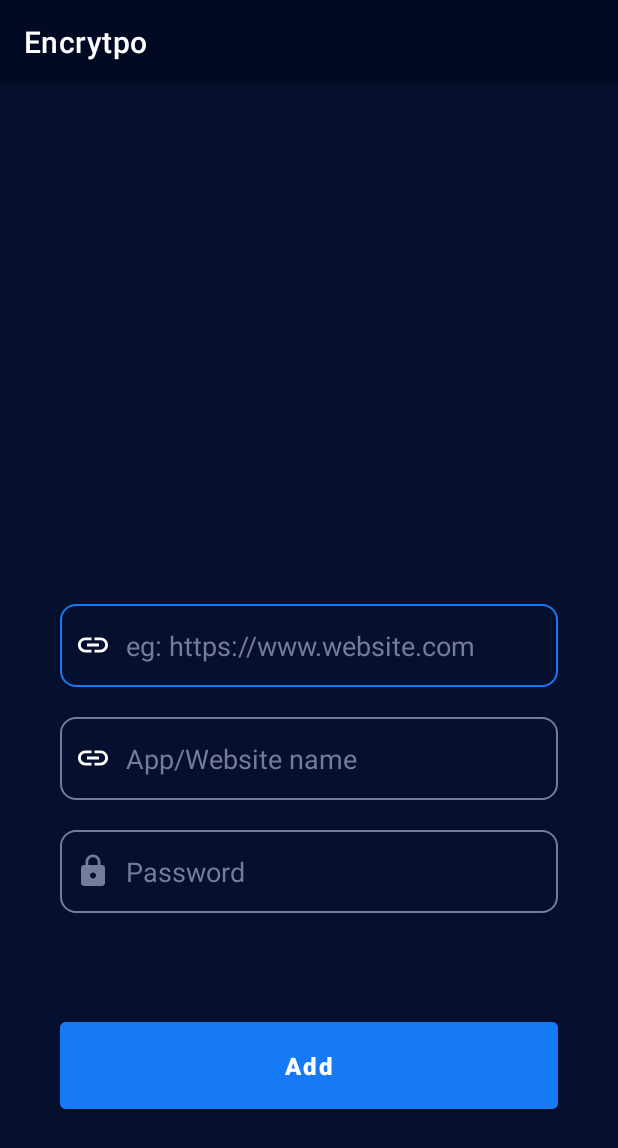
After one commit to Ankursehrawat15/Encrypto-Application, an Android app: the AddPassword screen opened directly, with no data from a screen before it, on a phone screen of 412 x 824 dp. The commit adds this screen. Shown: the top 1148 px of the screen. Run offline under Robolectric (Android 15) with nearby library versions, the phone set to English and light mode, and no system bars; our stand-ins replace Firebase (no records; nobody signed in at launch, a user with empty details on screens opened directly).

```diff
--- a/app/build.gradle
+++ b/app/build.gradle
@@ -51,10 +51,13 @@ dependencies {
     testImplementation 'junit:junit:4.+'
     androidTestImplementation 'androidx.test.ext:junit:1.1.3'
     androidTestImplementation 'androidx.test.espresso:espresso-core:3.4.0'
-    // fireBase
+    // fireBase auth and realtime dataBase
     implementation platform('com.google.firebase:firebase-bom:28.4.1')
     implementation 'com.google.firebase:firebase-auth'
+    implementation 'com.google.firebase:firebase-database'
 
     // lottie animation
     implementation 'com.airbnb.android:lottie:4.1.0'
+    // biometric authentication
+    implementation 'androidx.biometric:biometric:1.1.0'
 }
--- a/app/src/main/AndroidManifest.xml
+++ b/app/src/main/AndroidManifest.xml
@@ -9,7 +9,10 @@
         android:roundIcon="@mipmap/ic_launcher_round"
         android:supportsRtl="true"
         android:theme="@style/Theme.Encrytpo">
-        <activity android:name=".GeneratePasswordActivity"></activity>
+        <activity android:name=".GetPassword"></activity>
+        <activity android:name=".AddPassword" />
+        <activity android:name=".FingerPrintAuthentication" />
+        <activity android:name=".GeneratePasswordActivity" />
         <activity
             android:name=".SignInActivity"
             android:theme="@style/SplashTheme" />
--- /dev/null
+++ b/app/src/main/java/com/example/android/encrytpo/AddPassword.kt
@@ -0,0 +1,40 @@
+package com.example.android.encrytpo
+
+import androidx.appcompat.app.AppCompatActivity
+import android.os.Bundle
+import android.text.TextUtils
+import android.widget.Button
+import android.widget.EditText
+import android.widget.Toast
+import androidx.biometric.FingerprintDialogFragment
+import com.google.firebase.auth.FirebaseAuth
+import com.google.firebase.database.FirebaseDatabase
+
+class AddPassword : AppCompatActivity() {
+    override fun onCreate(savedInstanceState: Bundle?) {
+        super.onCreate(savedInstanceState)
+        setContentView(R.layout.activity_add_password)
+
+        val name : EditText = findViewById(R.id.app_website_NameET)
+        val set_pass : EditText = findViewById(R.id.SetPasswordET)
+        val add : Button = findViewById(R.id.add_to_Database)
+        val database = FirebaseDatabase.getInstance()
+        val auth = FirebaseAuth.getInstance()
+        add.setOnClickListener {
+
+            if(TextUtils.isEmpty(name.toString()) || TextUtils.isEmpty(set_pass.toString())){
+                Toast.makeText(this, "Fields Cannot be Empty",Toast.LENGTH_LONG).show()
+                return@setOnClickListener
+            }
+
+            database.reference.child(auth.currentUser?.uid!!).child(name.text.toString()).setValue(set_pass.text.toString())
+                .addOnCompleteListener {
+                    if(it.isSuccessful){
+                      Toast.makeText(this, "Data saved successfully",Toast.LENGTH_LONG).show()
+                    }else{
+                        Toast.makeText(this, ""+it.exception?.message,Toast.LENGTH_LONG).show()
+                    }
+                }
+        }
+    }
+}
--- a/app/src/main/java/com/example/android/encrytpo/GeneratePasswordActivity.java
+++ b/app/src/main/java/com/example/android/encrytpo/GeneratePasswordActivity.java
@@ -32,7 +32,6 @@ public class GeneratePasswordActivity extends AppCompatActivity {
     protected void onCreate(Bundle savedInstanceState) {
         super.onCreate(savedInstanceState);
         setContentView(R.layout.activity_generate_password2);
-
         password_genrated = findViewById(R.id.genrated_password);
         length = findViewById(R.id.length_Seekbar);
         length_show = findViewById(R.id.length_heading);
--- /dev/null
+++ b/app/src/main/java/com/example/android/encrytpo/ListPasswords.kt
@@ -0,0 +1,4 @@
+package com.example.android.encrytpo
+
+data class ListPasswords(val appName : String , val password : String) {
+}
--- /dev/null
+++ b/app/src/main/res/drawable/link.xml
@@ -0,0 +1,5 @@
+<vector android:height="24dp" android:tint="#FFFFFF"
+    android:viewportHeight="24" android:viewportWidth="24"
+    android:width="24dp" xmlns:android="http://schemas.android.com/apk/res/android">
+    <path android:fillColor="@android:color/white" android:pathData="M3.9,12c0,-1.71 1.39,-3.1 3.1,-3.1h4L11,7L7,7c-2.76,0 -5,2.24 -5,5s2.24,5 5,5h4v-1.9L7,15.1c-1.71,0 -3.1,-1.39 -3.1,-3.1zM8,13h8v-2L8,11v2zM17,7h-4v1.9h4c1.71,0 3.1,1.39 3.1,3.1s-1.39,3.1 -3.1,3.1h-4L13,17h4c2.76,0 5,-2.24 5,-5s-2.24,-5 -5,-5z"/>
+</vector>
--- /dev/null
+++ b/app/src/main/res/layout/activity_add_password.xml
@@ -0,0 +1,92 @@
+<?xml version="1.0" encoding="utf-8"?>
+<androidx.constraintlayout.widget.ConstraintLayout xmlns:android="http://schemas.android.com/apk/res/android"
+    xmlns:app="http://schemas.android.com/apk/res-auto"
+    xmlns:tools="http://schemas.android.com/tools"
+    android:layout_width="match_parent"
+    android:layout_height="match_parent"
+    android:background="@color/dark"
+    tools:context=".AddPassword">
+
+    <EditText
+        android:id="@+id/websiteLinkET"
+        android:layout_width="match_parent"
+        android:layout_height="55dp"
+        android:layout_marginStart="40dp"
+        android:layout_marginEnd="40dp"
+        android:layout_marginBottom="20dp"
+        android:background="@drawable/custom_input"
+        android:drawableStart="@drawable/link"
+        android:drawablePadding="10dp"
+        android:hint="eg: https://www.website.com"
+        android:inputType="textEmailAddress"
+        android:paddingStart="10dp"
+        android:paddingEnd="10dp"
+        android:textColor="@color/white"
+        android:textColorHint="@color/grey"
+        app:layout_constraintBottom_toBottomOf="parent"
+        app:layout_constraintEnd_toEndOf="parent"
+        app:layout_constraintStart_toStartOf="parent"
+        app:layout_constraintTop_toTopOf="parent" />
+
+    <EditText
+        android:id="@+id/SetPasswordET"
+        android:layout_width="match_parent"
+        android:layout_height="55dp"
+        android:layout_marginStart="40dp"
+        android:layout_marginEnd="40dp"
+        android:background="@drawable/custom_input"
+        android:drawableStart="@drawable/custom_password_icon"
+        android:drawablePadding="10dp"
+        android:layout_marginTop="20dp"
+        android:hint="Password"
+        android:inputType="textEmailAddress"
+        android:paddingStart="10dp"
+        android:paddingEnd="10dp"
+        android:textColor="@color/white"
+        android:textColorHint="@color/grey"
+        app:layout_constraintEnd_toEndOf="parent"
+        app:layout_constraintHorizontal_bias="0.0"
+        app:layout_constraintStart_toStartOf="parent"
+        app:layout_constraintTop_toBottomOf="@+id/app_website_NameET" />
+
+    <EditText
+        android:id="@+id/app_website_NameET"
+        android:layout_width="match_parent"
+        android:layout_height="55dp"
+        android:layout_marginStart="40dp"
+        android:layout_marginEnd="40dp"
+        android:background="@drawable/custom_input"
+        android:drawableStart="@drawable/link"
+        android:drawablePadding="10dp"
+        android:layout_marginTop="20dp"
+        android:hint="App/Website name"
+        android:inputType="textEmailAddress"
+        android:paddingStart="10dp"
+        android:paddingEnd="10dp"
+        android:textColor="@color/white"
+        android:textColorHint="@color/grey"
+        app:layout_constraintEnd_toEndOf="parent"
+        app:layout_constraintHorizontal_bias="1.0"
+        app:layout_constraintStart_toStartOf="parent"
+        app:layout_constraintTop_toBottomOf="@+id/websiteLinkET" />
+
+    <Button
+        android:id="@+id/add_to_Database"
+        android:layout_width="0dp"
+        android:layout_height="70dp"
+        android:layout_marginStart="40dp"
+        android:layout_marginEnd="40dp"
+        android:layout_marginBottom="12dp"
+        android:backgroundTint="@color/blue"
+        android:text="Add"
+
+        android:textAllCaps="false"
+        android:textSize="16sp"
+        android:textStyle="bold"
+        app:layout_constraintBottom_toBottomOf="parent"
+        app:layout_constraintEnd_toEndOf="parent"
+        app:layout_constraintStart_toStartOf="parent"
+        app:layout_constraintTop_toBottomOf="@+id/SetPasswordET" />
+
+
+</androidx.constraintlayout.widget.ConstraintLayout>
--- a/app/src/main/res/layout/activity_sign_in.xml
+++ b/app/src/main/res/layout/activity_sign_in.xml
@@ -10,8 +10,8 @@
     <ImageView
         android:id="@+id/image"
         android:layout_width="match_parent"
-        android:layout_height="200dp"
-        android:src="@drawable/signup"
+        android:layout_height="150dp"
+        android:src="@drawable/generate_password_logo"
         app:layout_constraintEnd_toEndOf="parent"
         app:layout_constraintStart_toStartOf="parent"
         android:layout_marginTop="50dp"
@@ -47,7 +47,7 @@
         android:layout_height="55dp"
         android:drawablePadding="10dp"
         android:inputType="textEmailAddress"
-        android:layout_marginTop="40dp"
+        android:layout_marginTop="60dp"
         android:paddingStart="10dp"
         android:textColor="@color/white"
         android:paddingEnd="10dp"
--- a/app/src/main/res/layout/activity_sign_up.xml
+++ b/app/src/main/res/layout/activity_sign_up.xml
@@ -13,8 +13,8 @@
     <ImageView
         android:id="@+id/image"
         android:layout_width="match_parent"
-        android:layout_height="200dp"
-        android:src="@drawable/signup"
+        android:layout_height="150dp"
+        android:src="@drawable/generate_password_logo"
         app:layout_constraintEnd_toEndOf="parent"
         app:layout_constraintStart_toStartOf="parent"
         android:layout_marginTop="50dp"
```
Also changed, not shown: app/src/main/java/com/example/android/encrytpo/FingerPrintAuthentication.java (added, +93 -0 lines), app/src/main/java/com/example/android/encrytpo/GetPassword.kt (added, +49 -0 lines), app/src/main/java/com/example/android/encrytpo/MainActivity.kt (+13 -6 lines), app/src/main/java/com/example/android/encrytpo/adapter/PasswordAdapter.kt (added, +32 -0 lines), app/src/main/res/layout/activity_finger_print_authentication.xml (added, +87 -0 lines), app/src/main/res/layout/activity_get_password.xml (added, +19 -0 lines), app/src/main/res/layout/activity_main.xml (+12 -0 lines), app/src/main/res/layout/list_password.xml (added, +58 -0 lines), app/src/main/res/drawable/password_portal.png (added).
